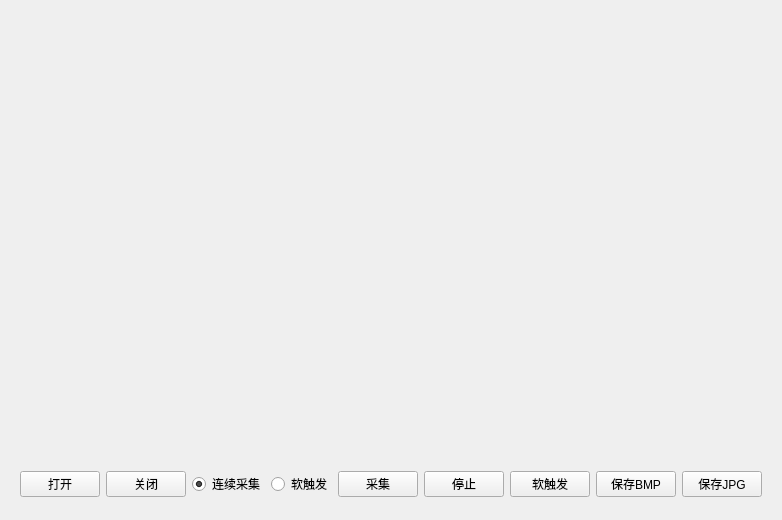
Before: the Qt Designer form PlayControl.ui in broomguitar/SmartBIlliard, drawn with Qt 5.
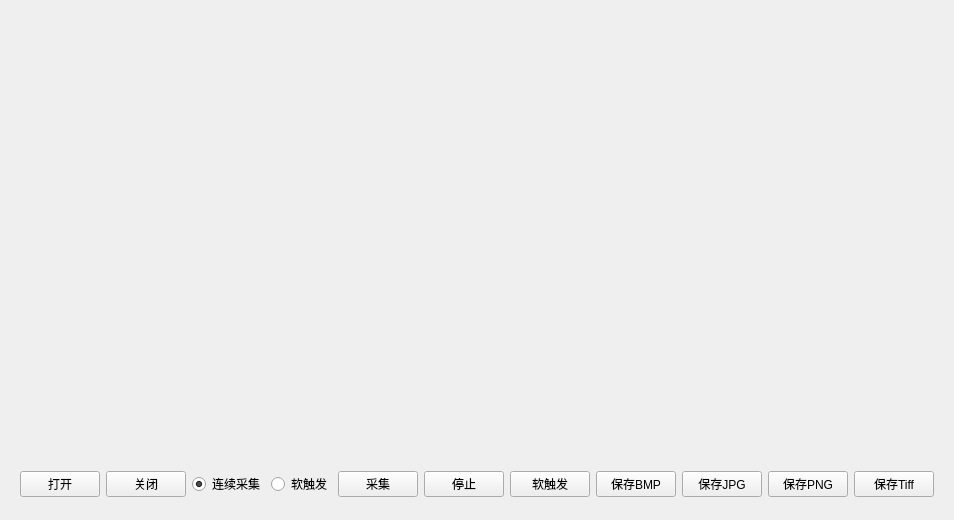
After: the same form once the commit is applied.

```diff
--- a/PlayControl.ui
+++ b/PlayControl.ui
@@ -6,7 +6,7 @@
    <rect>
     <x>0</x>
     <y>0</y>
-    <width>739</width>
+    <width>901</width>
     <height>520</height>
    </rect>
   </property>
@@ -103,6 +103,20 @@
         </property>
        </widget>
       </item>
+      <item>
+       <widget class="QPushButton" name="pushButton_savePng">
+        <property name="text">
+         <string>保存PNG</string>
+        </property>
+       </widget>
+      </item>
+      <item>
+       <widget class="QPushButton" name="pushButton_saveTiff">
+        <property name="text">
+         <string>保存Tiff</string>
+        </property>
+       </widget>
+      </item>
      </layout>
     </widget>
    </item>
```
